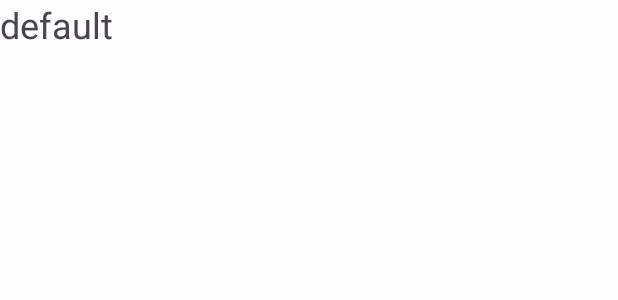
After one commit to Aehronburn/Pomodoro-widget, an Android app: the layout widget_list_item.xml on its own in the app's theme, with its tools: preview values and no code run, on a phone screen of 412 x 824 dp. The commit adds this screen. Shown: the top 300 px of the screen. Run offline under Robolectric (Android 15) with nearby library versions, the phone set to English and light mode, and no system bars.

Commit message:
Implemented some of the necessary methods; almost working

```diff
--- a/app/src/main/java/it/unipd/dei/esp2023/widget/ListWidgetService.kt
+++ b/app/src/main/java/it/unipd/dei/esp2023/widget/ListWidgetService.kt
@@ -4,10 +4,9 @@ import android.content.Intent
 import android.widget.RemoteViewsService
 
 
-//Questa classe è un Service che permette all'adapter remoto di richiedere l'oggetto di
-// tipo RemoteView
+//Questa classe è un Service che serve a ritornare la Factory
 class ListWidgetService: RemoteViewsService() {
     override fun onGetViewFactory(intent: Intent?): RemoteViewsFactory {
-        TODO("Not yet implemented")
+        return MyRemoteViewsFactory(applicationContext, intent!!)
     }
 }
--- /dev/null
+++ b/app/src/main/res/layout/widget_list_item.xml
@@ -0,0 +1,18 @@
+<RelativeLayout xmlns:android="http://schemas.android.com/apk/res/android"
+    xmlns:app="http://schemas.android.com/apk/res-auto"
+    android:layout_width="wrap_content"
+    android:layout_height="wrap_content">
+
+    <LinearLayout
+        android:layout_width="match_parent"
+        android:layout_height="wrap_content"
+        android:orientation="vertical">
+        <TextView
+            android:id="@+id/appwidget_title"
+            android:layout_width="wrap_content"
+            android:layout_height="wrap_content"
+            android:text="default"
+            android:textSize="24sp"/>
+    </LinearLayout>
+
+</RelativeLayout>
```
Also changed, not shown: app/src/main/java/it/unipd/dei/esp2023/widget/MyRemoteViewsFactory.kt (added, +68 -0 lines), app/src/main/java/it/unipd/dei/esp2023/widget/SessionWidget2x2.kt (+6 -7 lines).
